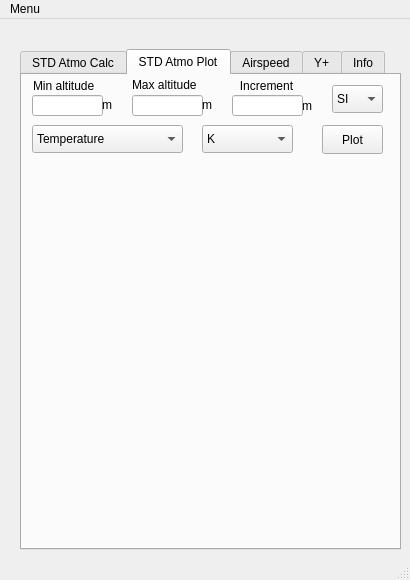
Qt form stdatmo.ui (stankarpuk93/STDAtmo) before a commit.
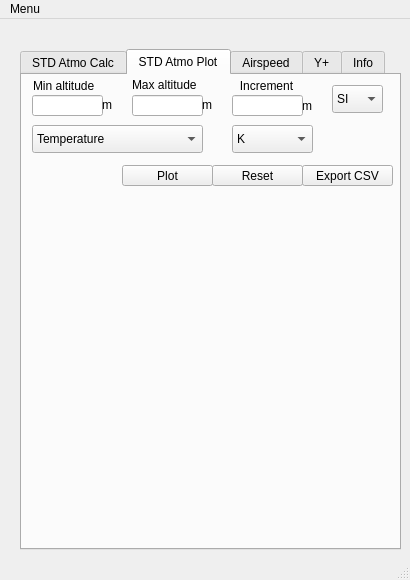
The same form after that commit. The open tabs and pages were chosen to show the change. Custom widgets are drawn as their Qt base class.

The edit to the form file:
```diff
--- a/stdatmo.ui
+++ b/stdatmo.ui
@@ -558,9 +558,9 @@
       <property name="geometry">
        <rect>
         <x>10</x>
-        <y>90</y>
-        <width>341</width>
-        <height>361</height>
+        <y>110</y>
+        <width>361</width>
+        <height>351</height>
        </rect>
       </property>
      </widget>
@@ -589,7 +589,7 @@
        <rect>
         <x>10</x>
         <y>50</y>
-        <width>151</width>
+        <width>171</width>
         <height>28</height>
        </rect>
       </property>
@@ -708,9 +708,9 @@
      <widget class="QComboBox" name="UnitPlot">
       <property name="geometry">
        <rect>
-        <x>180</x>
+        <x>210</x>
         <y>50</y>
-        <width>91</width>
+        <width>81</width>
         <height>28</height>
        </rect>
       </property>
@@ -755,13 +755,39 @@
        </property>
       </item>
      </widget>
+     <widget class="QPushButton" name="Export_graph">
+      <property name="geometry">
+       <rect>
+        <x>280</x>
+        <y>90</y>
+        <width>91</width>
+        <height>21</height>
+       </rect>
+      </property>
+      <property name="text">
+       <string>Export CSV</string>
+      </property>
+     </widget>
+     <widget class="QPushButton" name="Reset_graph">
+      <property name="geometry">
+       <rect>
+        <x>190</x>
+        <y>90</y>
+        <width>91</width>
+        <height>21</height>
+       </rect>
+      </property>
+      <property name="text">
+       <string>Reset</string>
+      </property>
+     </widget>
      <widget class="QPushButton" name="Plot_graph">
       <property name="geometry">
        <rect>
-        <x>300</x>
-        <y>50</y>
-        <width>61</width>
-        <height>29</height>
+        <x>100</x>
+        <y>90</y>
+        <width>91</width>
+        <height>21</height>
        </rect>
       </property>
       <property name="text">
```
Left out of the diff: 30 changed lines with no effect on the pictures.
